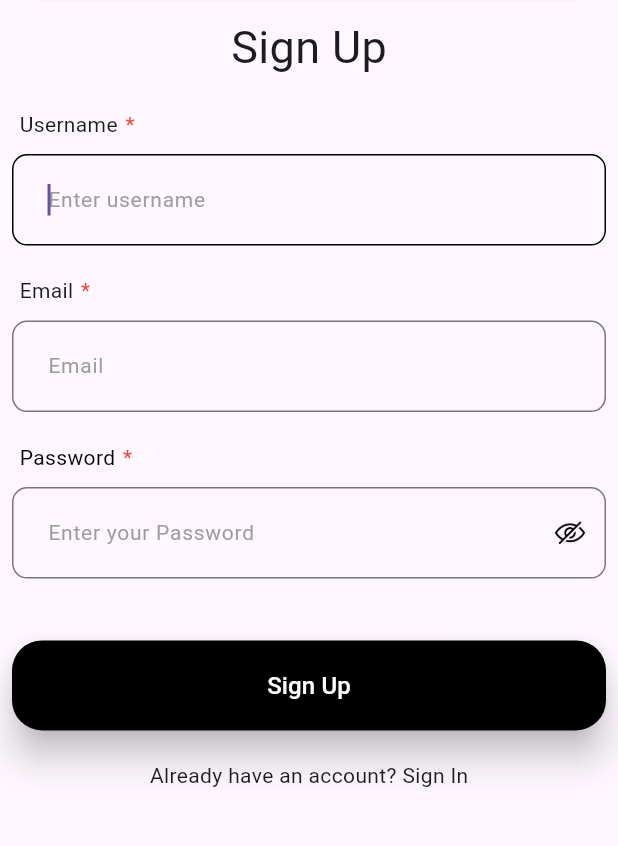
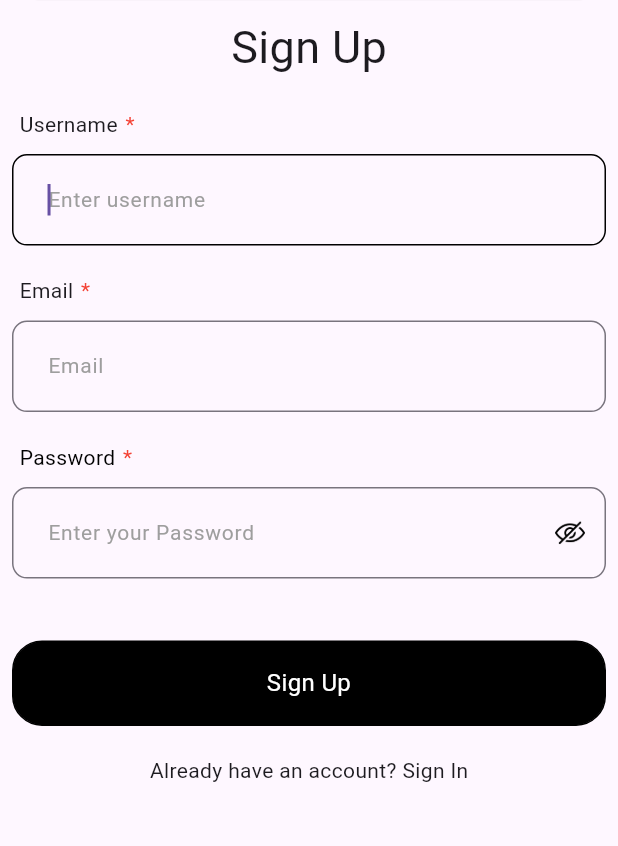
Before and after one commit to computingfuturetech/flutter-app, a Flutter app: the SignUpScreen screen opened directly, after a tap on "Sign Up", on a phone screen of 412 x 824 dp, the part 121-967 px from its top. Run offline on Flutter 3.47's test engine with Material 3 defaults, Android fonts, the phone set to English and light mode, and no system bars; our stand-ins replace flutter_spinkit, get, page_transition.

```diff
--- a/demo_project/lib/controllers/auth_controllers/auth_controller.dart
+++ b/demo_project/lib/controllers/auth_controllers/auth_controller.dart
@@ -13,9 +13,13 @@ class AuthController extends GetxController {
   final token = ''.obs;
   final userid = ''.obs;
   final otpController = TextEditingController();
+  // final isLoading = RxBool(false);
+  RxBool isLoading = false.obs;
+
+  final baseURL = 'http://192.168.0.189:8000/user';
 
   Future<void> signIn() async {
-    log('Sign In');
+    log('Sign In loading value: ${isLoading.value}');
     try {
       var email = emailController.text.trim();
       var password = passwordController.text.trim();
@@ -24,19 +28,26 @@ class AuthController extends GetxController {
 
       if (email.isEmpty || password.isEmpty) {
         Get.snackbar('Error', 'All fields are required');
+
+        isLoading(false);
+        log('All fields are required ${isLoading.value}');
         return;
       } else if (password.length < 8) {
         Get.snackbar('Error', 'Password must be at least 8 characters');
+        isLoading(false);
+
         return;
       } else if (!GetUtils.isEmail(email)) {
         Get.snackbar('Error', 'Enter a valid email address');
+        isLoading(false);
+
         return;
       }
       var data = {
         'email': email,
         'password': password,
       };
-      var url = Uri.parse('http://10.0.2.2:8000/user/login/');
+      var url = Uri.parse('$baseURL/login/');
       var response = await http.post(url, body: data);
       // log('Response: ${response.body}');
       var responseJson = json.decode(response.body);
@@ -46,6 +57,8 @@ class AuthController extends GetxController {
       // log('User ID: ${responseJson['user_id']}');
       if (response.statusCode == 200) {
         Get.snackbar('Success', responseJson['status']);
+        isLoading(false);
+
         token(responseJson['token'].toString());
         userid(responseJson['user_id'].toString());
         log('Token: ${token.value.toString()}');
@@ -59,14 +72,19 @@ class AuthController extends GetxController {
           ),
         );
       } else if (response.statusCode == 400) {
+        isLoading(false);
+
         Get.snackbar('Error', responseJson['status']);
       } else if (response.statusCode == 401) {
         Get.snackbar('Error', responseJson['error']);
+        isLoading(false);
       } else if (response.statusCode == 500) {
         Get.snackbar('Error', 'Something went wrong');
+        isLoading(false);
       }
     } catch (e) {
       log('Error: $e');
+      isLoading(false);
     }
   }
 
@@ -78,14 +96,22 @@ class AuthController extends GetxController {
 
       if (name.isEmpty || email.isEmpty || password.isEmpty) {
         Get.snackbar('Error', 'All fields are required');
+        isLoading(false);
+
         return;
       } else if (password.length < 8) {
         Get.snackbar('Error', 'Password must be at least 8 characters');
+        isLoading(false);
+
         return;
       } else if (!GetUtils.isEmail(email)) {
         Get.snackbar('Error', 'Enter a valid email address');
+        isLoading(false);
+
         return;
       } else if (name.length < 5) {
+        isLoading(false);
+
         Get.snackbar('Error', 'Username must be at least 5 characters');
         return;
       }
@@ -94,11 +120,13 @@ class AuthController extends GetxController {
         'email': email,
         'password': password,
       };
-      var url = Uri.parse('http://10.0.2.2:8000/user/create/');
+      var url = Uri.parse('$baseURL/create/');
       var response = await http.post(url, body: data);
       var responseJson = json.decode(response.body);
 
       if (response.statusCode == 201) {
+        isLoading(false);
+
         Get.snackbar('Success', responseJson['status']);
         nameController.clear();
         emailController.clear();
@@ -122,28 +150,37 @@ class AuthController extends GetxController {
           Get.snackbar('Error', 'Something went wrong');
         }
       }
+      isLoading(false);
     } catch (e) {
       log('Error: $e');
+      isLoading(false);
     }
+    isLoading(false);
   }
 
   Future<void> sendPasswordResetEmail() async {
+    log('Send Password Reset Email');
     try {
       var email = emailController.text.trim();
 
       if (email.isEmpty) {
         Get.snackbar('Error', 'Email is required');
+        isLoading(false);
+
         return;
       } else if (!GetUtils.isEmail(email)) {
         Get.snackbar('Error', 'Enter a valid email address');
+        isLoading(false);
+
         return;
       }
       var data = {
         'email': email,
       };
-      var url = Uri.parse('http://10.0.2.2:8000/user/send-otp/');
+      var url = Uri.parse('$baseURL/send-otp/');
       var response = await http.post(url, body: data);
       var responseJson = json.decode(response.body);
+      log('Response JSON: $responseJson');
 
       if (response.statusCode == 201) {
         Get.snackbar('Success', responseJson['status']);
@@ -163,6 +200,7 @@ class AuthController extends GetxController {
     } catch (e) {
       log('Error: $e');
     }
+    isLoading(false);
   }
 
   Future<void> verifyOTP() async {
@@ -172,13 +210,15 @@ class AuthController extends GetxController {
 
       if (otp.isEmpty) {
         Get.snackbar('Error', 'OTP is required');
+        isLoading(false);
+
         return;
       }
       var data = {
         'email': emailController.text.trim(),
         'otp': otp,
       };
-      var url = Uri.parse('http://10.0.2.2:8000/user/verify-otp/');
+      var url = Uri.parse('$baseURL/verify-otp/');
       var response = await http.post(url, body: data);
       log('ResponseCode JSON: ${response.statusCode}');
       if (response.statusCode == 200) {
@@ -198,6 +238,7 @@ class AuthController extends GetxController {
     } catch (e) {
       log('Error: $e');
     }
+    isLoading(false);
   }
 
   Future<void> resetPassword() async {
@@ -207,19 +248,25 @@ class AuthController extends GetxController {
 
       if (password.isEmpty || confirmPassword.isEmpty) {
         Get.snackbar('Error', 'All fields are required');
+        isLoading(false);
+
         return;
       } else if (password.length < 8) {
         Get.snackbar('Error', 'Password must be at least 8 characters');
+        isLoading(false);
+
         return;
       } else if (password != confirmPassword) {
         Get.snackbar('Error', 'Passwords do not match');
+        isLoading(false);
+
         return;
       }
       var data = {
         'email': emailController.text.trim(),
         'password': password,
       };
-      var url = Uri.parse('http://10.0.2.2:8000/user/forget-password/');
+      var url = Uri.parse('$baseURL/forget-password/');
       var response = await http.put(url, body: data);
       var responseJson = json.decode(response.body);
       log('Response JSON: $responseJson');
@@ -240,5 +287,6 @@ class AuthController extends GetxController {
     } catch (e) {
       log('Error: $e');
     }
+    isLoading(false);
   }
 }
--- a/demo_project/lib/views/auth/sign_up.dart
+++ b/demo_project/lib/views/auth/sign_up.dart
@@ -45,11 +45,15 @@ class SignUpScreen extends StatelessWidget {
               SizedBox(
                 height: MediaQuery.of(context).size.height * 0.05,
               ),
-              LargeButton(
-                title: 'Sign Up',
-                onPress: () {
-                  controller.signUp();
-                },
+              Obx(
+                () => LargeButton(
+                  loading: controller.isLoading.value,
+                  title: 'Sign Up',
+                  onPress: () {
+                    controller.isLoading(true);
+                    controller.signUp();
+                  },
+                ),
               ),
               const SizedBox(height: 20),
               GestureDetector(
--- a/demo_project/lib/views/splash_screen/splash_screen.dart
+++ b/demo_project/lib/views/splash_screen/splash_screen.dart
@@ -9,7 +9,7 @@ class SplashScreen extends StatelessWidget {
       Navigator.pushReplacement(
         context,
         MaterialPageRoute(
-          builder: (context) => const SignUpScreen(),
+          builder: (context) => const OnboardingScreen(),
         ),
       );
     });
--- a/demo_project/lib/widgets/large_button.dart
+++ b/demo_project/lib/widgets/large_button.dart
@@ -1,21 +1,74 @@
+import 'dart:developer';
+
 import 'package:demo_project/utils/exports.dart';
+import 'package:flutter_spinkit/flutter_spinkit.dart';
 
-Widget LargeButton({onPress, String title = ""}) => ElevatedButton(
-      onPressed: onPress,
-      style: ElevatedButton.styleFrom(
-        elevation: 10,
-        backgroundColor: Colors.black,
-        splashFactory: InkSplash.splashFactory,
-        shape: RoundedRectangleBorder(
+class LargeButton extends StatefulWidget {
+  final title, onPress, loading;
+  const LargeButton(
+      {super.key,
+      required this.title,
+      required this.onPress,
+      required this.loading});
+
+  @override
+  State<LargeButton> createState() => _LargeButtonState();
+}
+
+class _LargeButtonState extends State<LargeButton> {
+  @override
+  Widget build(BuildContext context) {
+    log('LargeButton: build');
+    return Column(
+      children: [
+        // ElevatedButton(
+        //   onPressed: onPress,
+        //   style: ElevatedButton.styleFrom(
+        //     elevation: 10,
+        //     backgroundColor: Colors.black,
+        //     splashFactory: InkSplash.splashFactory,
+        //     shape: RoundedRectangleBorder(
+        //       borderRadius: BorderRadius.circular(20),
+        //     ),
+        //     minimumSize: const Size(double.infinity, 60),
+        //   ),
+        //   child: Text(
+        //     title,
+        //     style: const TextStyle(
+        //       fontSize: 16,
+        //       color: Colors.white,
+        //     ),
+        //   ),
+        // ),
+        // const SizedBox(height: 20),
+        InkWell(
+          onTap: widget.onPress,
+          child: Container(
+            width: double.infinity,
+            padding: const EdgeInsets.all(16),
+            decoration: BoxDecoration(
+              color: Colors.black,
+              border: Border.all(color: Colors.black),
               borderRadius: BorderRadius.circular(20),
             ),
-        minimumSize: const Size(double.infinity, 60),
+            child: widget.loading
+                ? const Center(
+                    child: SpinKitFadingCircle(
+                      color: Colors.white,
+                      size: 23,
                     ),
-      child: Text(
-        title,
+                  )
+                : Text(
+                    widget.title,
+                    textAlign: TextAlign.center,
                     style: const TextStyle(
                       fontSize: 16,
                       color: Colors.white,
                     ),
                   ),
+          ),
+        ),
+      ],
     );
+  }
+}
--- a/demo_project/pubspec.yaml
+++ b/demo_project/pubspec.yaml
@@ -9,8 +9,11 @@ environment:
 dependencies:
   flutter:
     sdk: flutter
+  flutter_overlay_loader: ^2.0.0
+  flutter_spinkit: ^5.2.0
   get: ^4.6.6
   http: ^1.2.1
+  loader_overlay: ^4.0.0
   page_transition: ^2.1.0
 
 dev_dependencies:
```
Also changed, not shown: demo_project/lib/views/auth/forgot_password.dart (+10 -6 lines), demo_project/lib/views/auth/otp_verification.dart (+10 -6 lines), demo_project/lib/views/auth/reset_password.dart (+10 -6 lines), demo_project/lib/views/auth/sign_in.dart (+14 -6 lines), demo_project/lib/views/home_screen/home.dart (+8 -1 lines), demo_project/lib/views/onboarding_screen/onboarding_screen.dart (+7 -2 lines), demo_project/pubspec.lock, 2 other files. Lines whose indentation alone changed are shown as unchanged.
